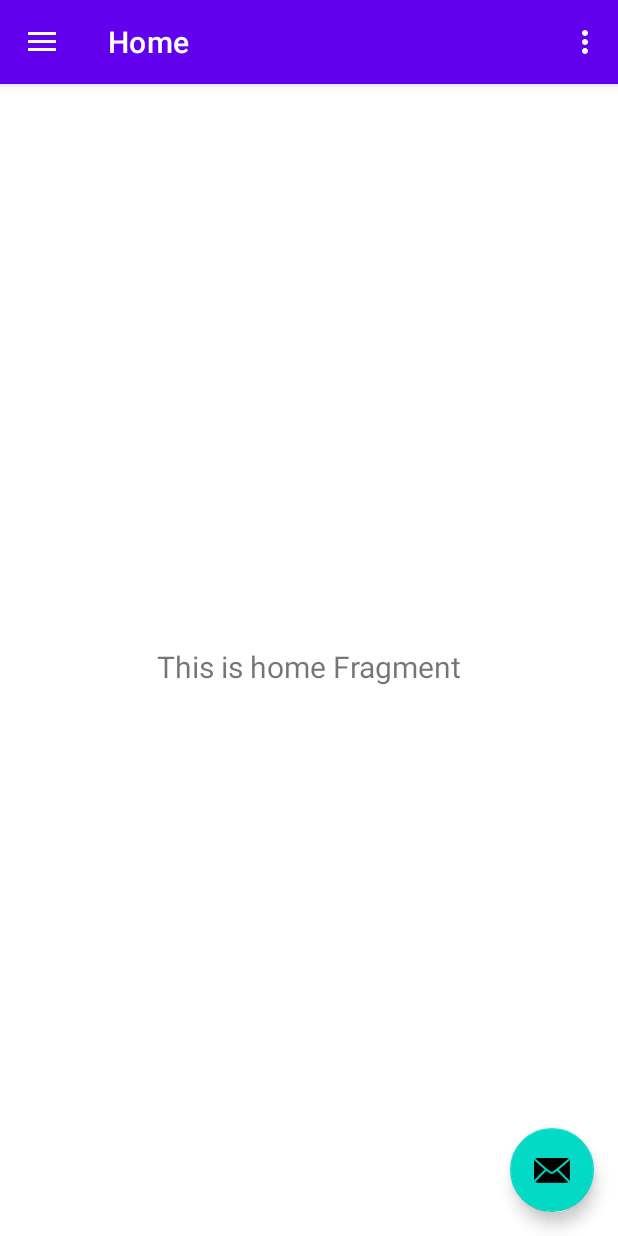
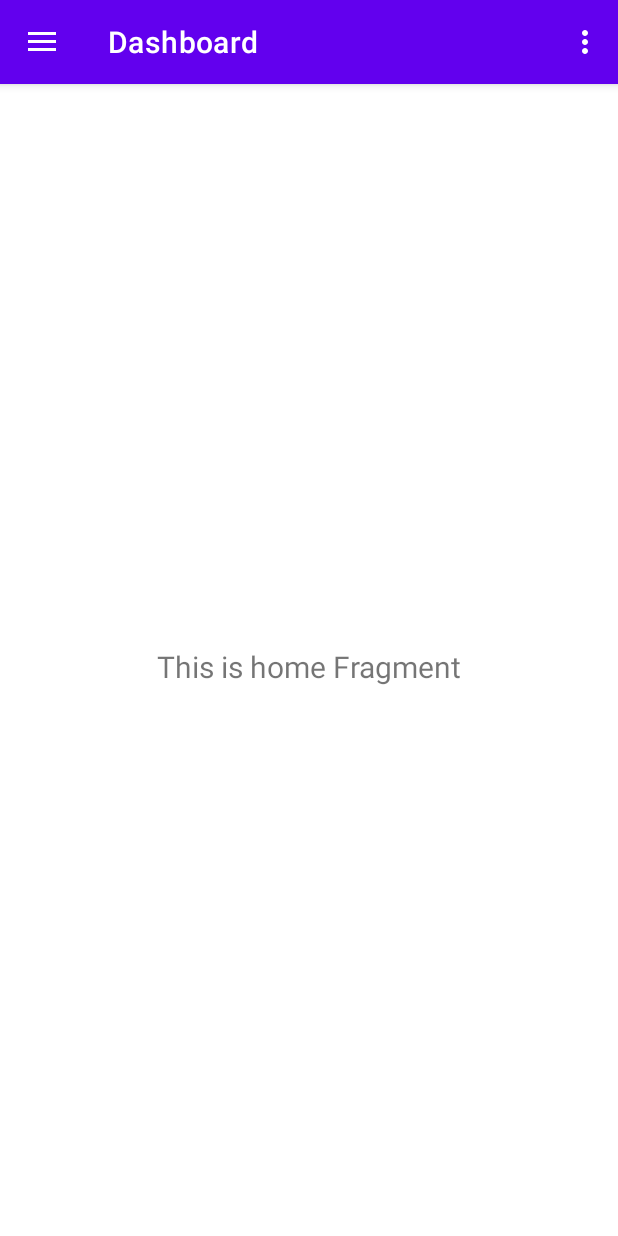
Before and after one commit to CoDen256/deutschland-app, an Android app: the screen it shows after launch (MainActivity), on a phone screen of 412 x 824 dp. Run offline under Robolectric (Android 15) with nearby library versions, the phone set to English and light mode, and no system bars; our stand-ins replace navigation-ui.

Commit message:
Clean up

```diff
--- a/app/src/main/java/de/app/ui/MainActivity.kt
+++ b/app/src/main/java/de/app/ui/MainActivity.kt
@@ -10,7 +10,6 @@ import androidx.navigation.ui.navigateUp
 import androidx.navigation.ui.setupActionBarWithNavController
 import androidx.navigation.ui.setupWithNavController
 import com.google.android.material.navigation.NavigationView
-import com.google.android.material.snackbar.Snackbar
 import de.app.R
 import de.app.databinding.ActivityMainBinding
 
@@ -28,19 +27,20 @@ class MainActivity : AppCompatActivity() {
         setSupportActionBar(binding.appBarMain.toolbar)
 
 //        val account = intent.getSerializableExtra(LOGGED_IN_ACCOUNT) as Account
-        // just ask session manager?
-        binding.appBarMain.fab.setOnClickListener { view ->
-            Snackbar.make(view, "Replace with your own test", Snackbar.LENGTH_LONG)
-                    .setAction("Action", null).show()
-        }
+        // TODO: just ask session manager?
+
         val drawerLayout: DrawerLayout = binding.drawerLayout
         val navView: NavigationView = binding.navView
         val navController = findNavController(R.id.nav_host_fragment_content_main)
-        // Passing each menu ID as a set of Ids because each
-        // menu should be considered as top level destinations.
+
+
+        // TODO: why is this needed?
+        // (without the id, clicking on appbar will result in going back instead of
+        // viewing the menu, so its kind like not top level and here is only top levels)
         appBarConfiguration = AppBarConfiguration(setOf(
-            R.id.nav_home, R.id.nav_gallery, R.id.nav_slideshow, R.id.nav_mailbox
+            R.id.nav_dashboard, R.id.nav_mailbox
         ), drawerLayout)
+
         setupActionBarWithNavController(navController, appBarConfiguration)
         navView.setupWithNavController(navController)
     }
--- a/app/src/main/java/de/app/ui/slideshow/SlideshowFragment.kt
+++ b/app/src/main/java/de/app/ui/dashboard/DashboardFragment.kt
@@ -1,4 +1,4 @@
-package de.app.ui.slideshow
+package de.app.ui.dashboard
 
 import android.os.Bundle
 import android.view.LayoutInflater
@@ -7,11 +7,11 @@ import android.view.ViewGroup
 import android.widget.TextView
 import androidx.fragment.app.Fragment
 import androidx.lifecycle.ViewModelProvider
-import de.app.databinding.FragmentSlideshowBinding
+import de.app.databinding.FragmentDashboardBinding
 
-class SlideshowFragment : Fragment() {
+class DashboardFragment : Fragment() {
 
-    private var _binding: FragmentSlideshowBinding? = null
+    private var _binding: FragmentDashboardBinding? = null
 
     // This property is only valid between onCreateView and
     // onDestroyView.
@@ -22,14 +22,14 @@ class SlideshowFragment : Fragment() {
             container: ViewGroup?,
             savedInstanceState: Bundle?
     ): View {
-        val slideshowViewModel =
-                ViewModelProvider(this).get(SlideshowViewModel::class.java)
+        val homeViewModel =
+                ViewModelProvider(this).get(DashboardViewModel::class.java)
 
-        _binding = FragmentSlideshowBinding.inflate(inflater, container, false)
+        _binding = FragmentDashboardBinding.inflate(inflater, container, false)
         val root: View = binding.root
 
-        val textView: TextView = binding.textSlideshow
-        slideshowViewModel.text.observe(viewLifecycleOwner) {
+        val textView: TextView = binding.textHome
+        homeViewModel.text.observe(viewLifecycleOwner) {
             textView.text = it
         }
         return root
--- a/app/src/main/java/de/app/ui/home/HomeViewModel.kt
+++ b/app/src/main/java/de/app/ui/dashboard/DashboardViewModel.kt
@@ -1,10 +1,10 @@
-package de.app.ui.home
+package de.app.ui.dashboard
 
 import androidx.lifecycle.LiveData
 import androidx.lifecycle.MutableLiveData
 import androidx.lifecycle.ViewModel
 
-class HomeViewModel : ViewModel() {
+class DashboardViewModel : ViewModel() {
 
     private val _text = MutableLiveData<String>().apply {
         value = "This is home Fragment"
--- a/app/src/main/java/de/app/ui/home/HomeFragment.kt
+++ /dev/null
@@ -1,42 +0,0 @@
-package de.app.ui.home
-
-import android.os.Bundle
-import android.view.LayoutInflater
-import android.view.View
-import android.view.ViewGroup
-import android.widget.TextView
-import androidx.fragment.app.Fragment
-import androidx.lifecycle.ViewModelProvider
-import de.app.databinding.FragmentHomeBinding
-
-class HomeFragment : Fragment() {
-
-    private var _binding: FragmentHomeBinding? = null
-
-    // This property is only valid between onCreateView and
-    // onDestroyView.
-    private val binding get() = _binding!!
-
-    override fun onCreateView(
-            inflater: LayoutInflater,
-            container: ViewGroup?,
-            savedInstanceState: Bundle?
-    ): View {
-        val homeViewModel =
-                ViewModelProvider(this).get(HomeViewModel::class.java)
-
-        _binding = FragmentHomeBinding.inflate(inflater, container, false)
-        val root: View = binding.root
-
-        val textView: TextView = binding.textHome
-        homeViewModel.text.observe(viewLifecycleOwner) {
-            textView.text = it
-        }
-        return root
-    }
-
-    override fun onDestroyView() {
-        super.onDestroyView()
-        _binding = null
-    }
-}
--- a/app/src/main/java/de/app/ui/mailbox/MailBoxFragment.kt
+++ b/app/src/main/java/de/app/ui/mailbox/MailBoxFragment.kt
@@ -2,7 +2,6 @@ package de.app.ui.mailbox
 
 import android.os.Bundle
 import androidx.fragment.app.Fragment
-import androidx.recyclerview.widget.GridLayoutManager
 import androidx.recyclerview.widget.LinearLayoutManager
 import androidx.recyclerview.widget.RecyclerView
 import android.view.LayoutInflater
@@ -29,7 +28,7 @@ class MailBoxFragment : Fragment() {
         val mailMessages = getMails()
         with(view) {
             layoutManager = LinearLayoutManager(context)
-            adapter = MailMessageHeaderAdapter(mailMessages)
+            adapter = MailMessageViewAdapter(mailMessages)
         }
 
         runUpdatesWithIntervals(view, mailMessages)
--- a/app/src/main/java/de/app/ui/mailbox/MailMessageHeaderAdapter.kt
+++ b/app/src/main/java/de/app/ui/mailbox/MailMessageViewAdapter.kt
@@ -7,9 +7,9 @@ import androidx.recyclerview.widget.RecyclerView
 import de.app.data.model.mail.MailMessageHeader
 import de.app.databinding.FragmentMailBoxItemBinding
 
-class MailMessageHeaderAdapter(
+class MailMessageViewAdapter(
     private val mailMessages: List<MailMessageHeader>
-) : RecyclerView.Adapter<MailMessageHeaderAdapter.ViewHolder>() {
+) : RecyclerView.Adapter<MailMessageViewAdapter.ViewHolder>() {
 
     override fun onCreateViewHolder(parent: ViewGroup, viewType: Int): ViewHolder {
         return ViewHolder(
--- a/app/src/main/res/layout/app_bar_main.xml
+++ b/app/src/main/res/layout/app_bar_main.xml
@@ -22,13 +22,4 @@
 
     <include layout="@layout/content_main" />
 
-    <com.google.android.material.floatingactionbutton.FloatingActionButton
-        android:id="@+id/fab"
-        android:layout_width="wrap_content"
-        android:layout_height="wrap_content"
-        android:layout_gravity="bottom|end"
-        android:layout_marginEnd="@dimen/fab_margin"
-        android:layout_marginBottom="16dp"
-        app:srcCompat="@android:drawable/ic_dialog_email" />
-
 </androidx.coordinatorlayout.widget.CoordinatorLayout>
--- a/app/src/main/res/layout/fragment_home.xml
+++ b/app/src/main/res/layout/fragment_dashboard.xml
@@ -4,7 +4,7 @@
     xmlns:tools="http://schemas.android.com/tools"
     android:layout_width="match_parent"
     android:layout_height="match_parent"
-    tools:context=".ui.home.HomeFragment">
+    tools:context=".ui.dashboard.DashboardFragment">
 
     <TextView
         android:id="@+id/text_home"
--- a/app/src/main/res/menu/activity_main_drawer.xml
+++ b/app/src/main/res/menu/activity_main_drawer.xml
@@ -5,17 +5,9 @@
 
     <group android:checkableBehavior="single">
         <item
-            android:id="@+id/nav_home"
-            android:icon="@drawable/ic_menu_camera"
+            android:id="@+id/nav_dashboard"
+            android:icon="@android:drawable/ic_dialog_dialer"
             android:title="@string/menu_home" />
-        <item
-            android:id="@+id/nav_gallery"
-            android:icon="@drawable/ic_menu_gallery"
-            android:title="@string/menu_gallery" />
-        <item
-            android:id="@+id/nav_slideshow"
-            android:icon="@drawable/ic_menu_slideshow"
-            android:title="@string/menu_slideshow" />
         <item
             android:id="@+id/nav_mailbox"
             android:icon="@android:drawable/ic_dialog_email"
--- a/app/src/main/res/navigation/mobile_navigation.xml
+++ b/app/src/main/res/navigation/mobile_navigation.xml
@@ -3,25 +3,13 @@
     xmlns:app="http://schemas.android.com/apk/res-auto"
     xmlns:tools="http://schemas.android.com/tools"
     android:id="@+id/mobile_navigation"
-    app:startDestination="@+id/nav_home">
+    app:startDestination="@+id/nav_dashboard">
 
     <fragment
-        android:id="@+id/nav_home"
-        android:name="de.app.ui.home.HomeFragment"
+        android:id="@+id/nav_dashboard"
+        android:name="de.app.ui.dashboard.DashboardFragment"
         android:label="@string/menu_home"
-        tools:layout="@layout/fragment_home" />
-
-    <fragment
-        android:id="@+id/nav_gallery"
-        android:name="de.app.ui.gallery.GalleryFragment"
-        android:label="@string/menu_gallery"
-        tools:layout="@layout/fragment_gallery" />
-
-    <fragment
-        android:id="@+id/nav_slideshow"
-        android:name="de.app.ui.slideshow.SlideshowFragment"
-        android:label="@string/menu_slideshow"
-        tools:layout="@layout/fragment_slideshow" />
+        tools:layout="@layout/fragment_dashboard" />
 
     <fragment
         android:id="@+id/nav_mailbox"
--- a/app/src/main/res/values/strings.xml
+++ b/app/src/main/res/values/strings.xml
@@ -7,7 +7,7 @@
     <string name="nav_header_desc">Navigation header</string>
     <string name="action_settings">Settings</string>
 
-    <string name="menu_home">Home</string>
+    <string name="menu_home">Dashboard</string>
     <string name="menu_gallery">Gallery</string>
     <string name="menu_slideshow">Slideshow</string>
     <string name="title_activity_register_account">RegisterAccountActivity</string>
```
Also changed, not shown: app/src/main/java/de/app/ui/gallery/GalleryFragment.kt (deleted, +0 -42 lines), app/src/main/java/de/app/ui/gallery/GalleryViewModel.kt (deleted, +0 -13 lines), app/src/main/java/de/app/ui/slideshow/SlideshowViewModel.kt (deleted, +0 -13 lines).
